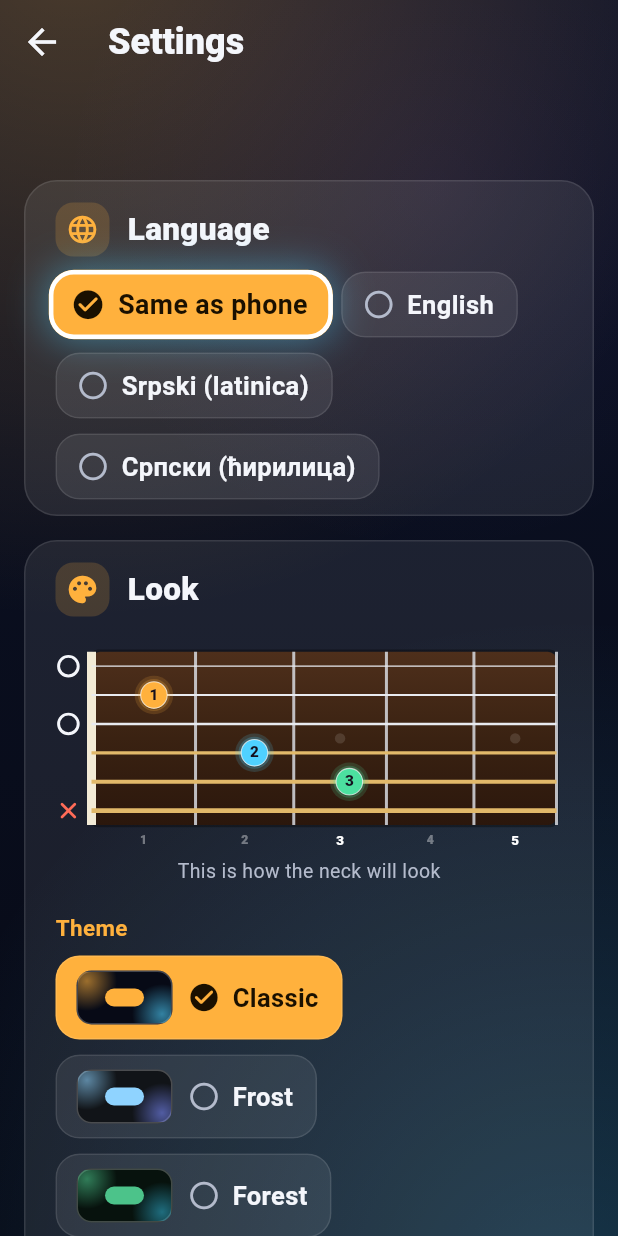
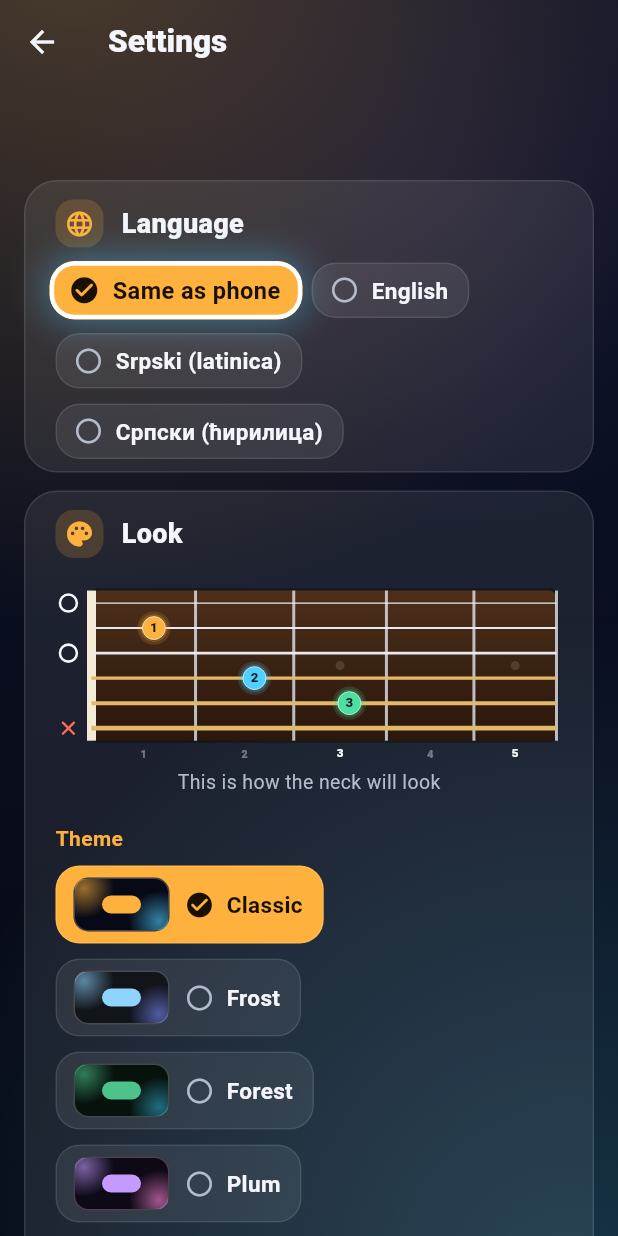
Before and after one commit to mcbane23/guitar-learn-app, a Flutter app: the screen it shows after launch, after a tap on "Settings", on a phone screen of 412 x 824 dp. Run offline on Flutter 3.47's test engine with Material 3 defaults, Android fonts, the phone set to English and light mode, and no system bars; our stand-ins replace file_picker, qr_flutter, shared_preferences; network calls fail.

Commit message:
Smaller text, cards and buttons so more fits on the screen
Everything is about 12-15 % smaller, with the TV in mind: the home
cards (190 px wide, 56 px tall action cards), the section titles, the
search box and chips, the Continue card, the settings rows and choice
cards, the player's big button and its labels, the app bar titles and
the theme's button sizes (compact visual density). Two rows of songs
now fit on a 1080p TV instead of one and a half.

Co-Authored-By: Claude Fable 5.1 <noreply@anthropic.com>
Claude-Session: https://claude.ai/code/session_016vPfKbz6KmzmU684wuKSax

```diff
--- a/app/lib/ui/chords_screen.dart
+++ b/app/lib/ui/chords_screen.dart
@@ -121,7 +121,7 @@ class _ChordsScreenState extends State<ChordsScreen> with SingleTickerProviderSt
                   icon: const Icon(Icons.arrow_back_rounded),
                   onPressed: () => Navigator.pop(context),
                 ),
-                Text(t.chords, style: const TextStyle(fontSize: 24, fontWeight: FontWeight.w900, letterSpacing: -0.3)),
+                Text(t.chords, style: const TextStyle(fontSize: 21, fontWeight: FontWeight.w900, letterSpacing: -0.3)),
                 const SizedBox(width: 16),
                 Expanded(
                   child: Text(
--- a/app/lib/ui/free_play_screen.dart
+++ b/app/lib/ui/free_play_screen.dart
@@ -133,7 +133,7 @@ class _FreePlayScreenState extends State<FreePlayScreen> with SingleTickerProvid
                   icon: const Icon(Icons.arrow_back_rounded),
                   onPressed: () => Navigator.pop(context),
                 ),
-                Text(t.freePlay, style: const TextStyle(fontSize: 24, fontWeight: FontWeight.w900, letterSpacing: -0.3)),
+                Text(t.freePlay, style: const TextStyle(fontSize: 21, fontWeight: FontWeight.w900, letterSpacing: -0.3)),
                 const SizedBox(width: 16),
                 Expanded(
                   child: Text(t.freePlayHint, style: TextStyle(fontSize: 15, fontWeight: FontWeight.w600, color: Theme.of(context).colorScheme.onSurfaceVariant)),
--- a/app/lib/ui/home_screen.dart
+++ b/app/lib/ui/home_screen.dart
@@ -138,26 +138,26 @@ class _HomeScreenState extends State<HomeScreen> {
       _Action(Icons.settings_rounded, t.settings, const Color(0xFFF4F6FB), () => push(() => const SettingsScreen())),
     ];
     return Padding(
-      padding: const EdgeInsets.fromLTRB(20, 16, 20, 4),
+      padding: const EdgeInsets.fromLTRB(20, 12, 20, 4),
       child: Column(crossAxisAlignment: CrossAxisAlignment.start, children: [
         Row(mainAxisSize: MainAxisSize.min, children: [
           Container(
-            width: 44,
-            height: 44,
+            width: 38,
+            height: 38,
             decoration: BoxDecoration(
               color: Theme.of(context).colorScheme.primary,
               borderRadius: BorderRadius.circular(14),
               boxShadow: [BoxShadow(color: Theme.of(context).colorScheme.primary.withValues(alpha: 0.45), blurRadius: 18)],
             ),
-            child: Icon(Icons.music_note_rounded, size: 30, color: Theme.of(context).colorScheme.onPrimary),
+            child: Icon(Icons.music_note_rounded, size: 26, color: Theme.of(context).colorScheme.onPrimary),
           ),
           const SizedBox(width: 12),
           Text(
             t.appTitle,
-            style: Theme.of(context).textTheme.headlineMedium?.copyWith(fontWeight: FontWeight.w900, letterSpacing: -0.5),
+            style: Theme.of(context).textTheme.headlineSmall?.copyWith(fontWeight: FontWeight.w900, letterSpacing: -0.5),
           ),
         ]),
-        const SizedBox(height: 12),
+        const SizedBox(height: 10),
         // The four places to go, as big cards: easy to hit with a finger and
         // easy to see with a remote. Side by side on a TV or tablet, two by
         // two on a phone.
@@ -180,7 +180,7 @@ class _HomeScreenState extends State<HomeScreen> {
     Widget chip(String label, Difficulty? d) => Padding(
           padding: const EdgeInsets.only(right: 8),
           child: ChoiceChip(
-            label: Text(label, style: const TextStyle(fontSize: 16, fontWeight: FontWeight.w600)),
+            label: Text(label, style: const TextStyle(fontSize: 14, fontWeight: FontWeight.w600)),
             selected: _difficulty == d,
             selectedColor: d == null ? null : _difficultyColors[d],
             avatar: d == null ? null : Container(width: 10, height: 10, decoration: BoxDecoration(shape: BoxShape.circle, color: _difficulty == d ? Colors.black45 : _difficultyColors[d])),
@@ -228,11 +228,11 @@ class _HomeScreenState extends State<HomeScreen> {
         crossAxisAlignment: CrossAxisAlignment.start,
         children: [
           Padding(
-            padding: const EdgeInsets.fromLTRB(20, 16, 20, 8),
-            child: Text(title, style: Theme.of(context).textTheme.titleLarge?.copyWith(fontWeight: FontWeight.w700)),
+            padding: const EdgeInsets.fromLTRB(20, 12, 20, 6),
+            child: Text(title, style: const TextStyle(fontSize: 19, fontWeight: FontWeight.w700)),
           ),
           SizedBox(
-            height: 168,
+            height: 148,
             child: songs.isEmpty
                 ? Padding(
                     padding: const EdgeInsets.symmetric(horizontal: 20),
@@ -245,7 +245,7 @@ class _HomeScreenState extends State<HomeScreen> {
                     scrollDirection: Axis.horizontal,
                     padding: const EdgeInsets.symmetric(horizontal: 20, vertical: 8),
                     itemCount: count,
-                    separatorBuilder: (_, _) => const SizedBox(width: 14),
+                    separatorBuilder: (_, _) => const SizedBox(width: 12),
                     // A card keeps its widget (and the remote's focus) when
                     // the row reorders: "Recently played" moves the song
                     // that was just opened to the front.
@@ -288,10 +288,10 @@ class _HomeScreenState extends State<HomeScreen> {
       padding: const EdgeInsets.fromLTRB(20, 8, 20, 0),
       sliver: SliverGrid.builder(
         gridDelegate: const SliverGridDelegateWithMaxCrossAxisExtent(
-          maxCrossAxisExtent: 240,
-          mainAxisExtent: 152,
-          mainAxisSpacing: 14,
-          crossAxisSpacing: 14,
+          maxCrossAxisExtent: 210,
+          mainAxisExtent: 132,
+          mainAxisSpacing: 12,
+          crossAxisSpacing: 12,
         ),
         itemCount: songs.length,
         itemBuilder: (context, i) => SongCard(
@@ -371,7 +371,7 @@ class _SearchBoxState extends State<_SearchBox> {
           controller: widget.controller,
           focusNode: _field,
           textInputAction: TextInputAction.search,
-          style: const TextStyle(fontSize: 18),
+          style: const TextStyle(fontSize: 16),
           onSubmitted: (_) => _stop.requestFocus(),
           decoration: InputDecoration(
             hintText: widget.hint,
@@ -423,7 +423,7 @@ class _DifficultyChip extends StatelessWidget {
             t.difficulty(difficulty.name),
             maxLines: 1,
             overflow: TextOverflow.ellipsis,
-            style: const TextStyle(fontSize: 13, fontWeight: FontWeight.w700, color: Colors.white),
+            style: const TextStyle(fontSize: 12, fontWeight: FontWeight.w700, color: Colors.white),
           ),
         ),
       ]),
@@ -455,31 +455,31 @@ class SongCard extends StatelessWidget {
     final scheme = Theme.of(context).colorScheme;
     final subtitle = song.artist.isNotEmpty ? song.artist : (imported ? (song.format ?? t.fromFile) : '');
     return FocusCard(
-      width: 220,
+      width: 190,
       autofocus: autofocus,
       onTap: onTap,
       onLongPress: onLongPress,
       child: Padding(
-        padding: const EdgeInsets.fromLTRB(14, 12, 12, 12),
+        padding: const EdgeInsets.fromLTRB(12, 10, 10, 10),
         child: Column(
           crossAxisAlignment: CrossAxisAlignment.start,
           children: [
             Row(children: [
               Flexible(child: _DifficultyChip(song.difficulty)),
               const Spacer(),
-              Icon(Icons.play_circle_fill_rounded, color: scheme.primary, size: 30),
+              Icon(Icons.play_circle_fill_rounded, color: scheme.primary, size: 26),
             ]),
             const Spacer(),
             Text(
               t.songTitle(song),
               maxLines: 2,
               overflow: TextOverflow.ellipsis,
-              style: const TextStyle(fontSize: 20, fontWeight: FontWeight.w800, color: Colors.white, height: 1.15),
+              style: const TextStyle(fontSize: 17, fontWeight: FontWeight.w800, color: Colors.white, height: 1.15),
             ),
             const SizedBox(height: 4),
             Row(children: [
               if (imported) ...[
-                Icon(Icons.insert_drive_file_rounded, size: 14, color: scheme.onSurfaceVariant),
+                Icon(Icons.insert_drive_file_rounded, size: 13, color: scheme.onSurfaceVariant),
                 const SizedBox(width: 4),
               ],
               Expanded(
@@ -487,7 +487,7 @@ class SongCard extends StatelessWidget {
                   subtitle,
                   maxLines: 1,
                   overflow: TextOverflow.ellipsis,
-                  style: TextStyle(fontSize: 13, color: scheme.onSurfaceVariant),
+                  style: TextStyle(fontSize: 12, color: scheme.onSurfaceVariant),
                 ),
               ),
             ]),
@@ -508,13 +508,13 @@ class _AddSongsCard extends StatelessWidget {
   Widget build(BuildContext context) {
     final t = Strings.of(context);
     return FocusCard(
-      width: 150,
+      width: 130,
       onTap: onTap,
       child: Center(
         child: Column(mainAxisSize: MainAxisSize.min, children: [
-          Icon(Icons.add_circle_outline_rounded, size: 40, color: Theme.of(context).colorScheme.primary),
+          Icon(Icons.add_circle_outline_rounded, size: 34, color: Theme.of(context).colorScheme.primary),
           const SizedBox(height: 8),
-          Text(t.addSongs, style: const TextStyle(fontSize: 16, fontWeight: FontWeight.w700), textAlign: TextAlign.center),
+          Text(t.addSongs, style: const TextStyle(fontSize: 15, fontWeight: FontWeight.w700), textAlign: TextAlign.center),
         ]),
       ),
     );
@@ -538,13 +538,13 @@ class _AddSongsBanner extends StatelessWidget {
         child: Padding(
           padding: const EdgeInsets.fromLTRB(18, 14, 18, 14),
           child: Row(children: [
-            Icon(Icons.library_music_rounded, size: 40, color: scheme.primary),
+            Icon(Icons.library_music_rounded, size: 34, color: scheme.primary),
             const SizedBox(width: 16),
             Expanded(
               child: Column(crossAxisAlignment: CrossAxisAlignment.start, children: [
-                Text(t.mySongs, style: const TextStyle(fontSize: 19, fontWeight: FontWeight.w800)),
+                Text(t.mySongs, style: const TextStyle(fontSize: 17, fontWeight: FontWeight.w800)),
                 const SizedBox(height: 4),
-                Text(t.addSongsHint, style: TextStyle(fontSize: 14, color: scheme.onSurfaceVariant)),
+                Text(t.addSongsHint, style: TextStyle(fontSize: 13, color: scheme.onSurfaceVariant)),
               ]),
             ),
             const SizedBox(width: 12),
@@ -564,8 +564,8 @@ class _ComingSoonCard extends StatelessWidget {
   @override
   Widget build(BuildContext context) {
     return Container(
-      width: 220,
-      height: 150,
+      width: 190,
+      height: 132,
       decoration: BoxDecoration(
         borderRadius: BorderRadius.circular(cardRadius),
         color: glassLow,
@@ -573,9 +573,9 @@ class _ComingSoonCard extends StatelessWidget {
       ),
       alignment: Alignment.center,
       child: Column(mainAxisSize: MainAxisSize.min, children: [
-        const Icon(Icons.hourglass_top_rounded, size: 36, color: Colors.white54),
+        const Icon(Icons.hourglass_top_rounded, size: 32, color: Colors.white54),
         const SizedBox(height: 8),
-        Text(label, style: const TextStyle(fontSize: 18, color: Colors.white70)),
+        Text(label, style: const TextStyle(fontSize: 16, color: Colors.white70)),
       ]),
     );
   }
@@ -603,7 +603,7 @@ class _ActionCard extends StatelessWidget {
   Widget build(BuildContext context) {
     return FocusCard(
       width: width,
-      height: 68,
+      height: 56,
       onTap: action.onTap,
       child: Padding(
         padding: const EdgeInsets.symmetric(horizontal: 12),
@@ -611,13 +611,13 @@ class _ActionCard extends StatelessWidget {
           // The icon sits on a tile in its own color, so the four cards
           // are told apart by color as well as by the word.
           Container(
-            width: 44,
-            height: 44,
+            width: 38,
+            height: 38,
             decoration: BoxDecoration(
               color: action.tint.withValues(alpha: 0.18),
-              borderRadius: BorderRadius.circular(14),
+              borderRadius: BorderRadius.circular(12),
             ),
-            child: Icon(action.icon, size: 26, color: action.tint),
+            child: Icon(action.icon, size: 22, color: action.tint),
           ),
           const SizedBox(width: 12),
           Expanded(
@@ -625,7 +625,7 @@ class _ActionCard extends StatelessWidget {
               action.label,
               maxLines: 1,
               overflow: TextOverflow.ellipsis,
-              style: const TextStyle(fontSize: 17, fontWeight: FontWeight.w700),
+              style: const TextStyle(fontSize: 15, fontWeight: FontWeight.w700),
             ),
           ),
         ]),
@@ -653,32 +653,32 @@ class _ContinueCard extends StatelessWidget {
         onLongPress: onLongPress,
         color: scheme.primary.withValues(alpha: 0.14),
         child: Padding(
-          padding: const EdgeInsets.fromLTRB(16, 12, 18, 12),
+          padding: const EdgeInsets.fromLTRB(14, 10, 16, 10),
           child: Row(children: [
             // A glowing play button: the first thing the eye lands on.
             Container(
-              width: 56,
-              height: 56,
+              width: 46,
+              height: 46,
               decoration: BoxDecoration(
                 shape: BoxShape.circle,
                 color: scheme.primary,
                 boxShadow: [BoxShadow(color: scheme.primary.withValues(alpha: 0.5), blurRadius: 18)],
               ),
-              child: Icon(Icons.play_arrow_rounded, size: 36, color: scheme.onPrimary),
+              child: Icon(Icons.play_arrow_rounded, size: 30, color: scheme.onPrimary),
             ),
             const SizedBox(width: 16),
             Expanded(
               child: Column(crossAxisAlignment: CrossAxisAlignment.start, mainAxisSize: MainAxisSize.min, children: [
-                Text(t.continueSong, style: TextStyle(fontSize: 14, fontWeight: FontWeight.w800, color: scheme.primary)),
+                Text(t.continueSong, style: TextStyle(fontSize: 13, fontWeight: FontWeight.w800, color: scheme.primary)),
                 const SizedBox(height: 2),
                 Text(
                   t.songTitle(song),
                   maxLines: 1,
                   overflow: TextOverflow.ellipsis,
-                  style: const TextStyle(fontSize: 22, fontWeight: FontWeight.w800, color: Colors.white),
+                  style: const TextStyle(fontSize: 19, fontWeight: FontWeight.w800, color: Colors.white),
                 ),
                 if (song.artist.isNotEmpty)
-                  Text(song.artist, maxLines: 1, overflow: TextOverflow.ellipsis, style: TextStyle(fontSize: 14, color: scheme.onSurfaceVariant)),
+                  Text(song.artist, maxLines: 1, overflow: TextOverflow.ellipsis, style: TextStyle(fontSize: 13, color: scheme.onSurfaceVariant)),
               ]),
             ),
             const SizedBox(width: 12),
--- a/app/lib/ui/settings_screen.dart
+++ b/app/lib/ui/settings_screen.dart
@@ -29,7 +29,7 @@ class SettingsScreen extends StatelessWidget {
     Widget toggle(String title, String? subtitle, bool value, void Function(AppSettings, bool) set) =>
         FocusHighlight(
           child: SwitchListTile(
-            title: Text(title, style: const TextStyle(fontSize: 18, fontWeight: FontWeight.w600)),
+            title: Text(title, style: const TextStyle(fontSize: 16, fontWeight: FontWeight.w600)),
             subtitle: subtitle == null ? null : Text(subtitle),
             value: value,
             onChanged: (v) => s.update((x) => set(x, v)),
@@ -41,7 +41,7 @@ class SettingsScreen extends StatelessWidget {
     // everything under the sliders stays reachable.
     Widget slider(String title, double value, Slider widget) => FocusHighlight(
           child: ListTile(
-            title: Text(title, style: const TextStyle(fontSize: 18, fontWeight: FontWeight.w600)),
+            title: Text(title, style: const TextStyle(fontSize: 16, fontWeight: FontWeight.w600)),
             subtitle: MediaQuery(
               data: MediaQuery.of(context).copyWith(navigationMode: NavigationMode.directional),
               child: widget,
@@ -56,7 +56,7 @@ class SettingsScreen extends StatelessWidget {
             leading: busy
                 ? const SizedBox(width: 24, height: 24, child: CircularProgressIndicator(strokeWidth: 3))
                 : Icon(icon),
-            title: Text(title, style: const TextStyle(fontSize: 18, fontWeight: FontWeight.w600)),
+            title: Text(title, style: const TextStyle(fontSize: 16, fontWeight: FontWeight.w600)),
             subtitle: subtitle == null ? null : Text(subtitle),
             trailing: trailing ?? (onTap == null ? null : const Icon(Icons.chevron_right_rounded, color: Colors.white38)),
             onTap: onTap,
@@ -186,7 +186,7 @@ class SettingsScreen extends StatelessWidget {
           FocusHighlight(
             child: ListTile(
               leading: const Icon(Icons.link_rounded),
-              title: Text(source, style: const TextStyle(fontSize: 16)),
+              title: Text(source, style: const TextStyle(fontSize: 15)),
               trailing: IconButton(
                 tooltip: t.removeSongSource,
                 icon: const Icon(Icons.delete_outline_rounded),
@@ -248,24 +248,24 @@ class _Section extends StatelessWidget {
   Widget build(BuildContext context) {
     final scheme = Theme.of(context).colorScheme;
     return Padding(
-      padding: const EdgeInsets.only(bottom: 16),
+      padding: const EdgeInsets.only(bottom: 12),
       child: GlassPanel(
-        padding: const EdgeInsets.fromLTRB(4, 14, 4, 10),
+        padding: const EdgeInsets.fromLTRB(4, 12, 4, 8),
         child: Column(crossAxisAlignment: CrossAxisAlignment.start, children: [
           Padding(
             padding: const EdgeInsets.fromLTRB(16, 0, 16, 10),
             child: Row(children: [
               Container(
-                width: 36,
-                height: 36,
+                width: 32,
+                height: 32,
                 decoration: BoxDecoration(
                   color: scheme.primary.withValues(alpha: 0.18),
                   borderRadius: BorderRadius.circular(12),
                 ),
-                child: Icon(icon, size: 22, color: scheme.primary),
+                child: Icon(icon, size: 20, color: scheme.primary),
               ),
               const SizedBox(width: 12),
-              Text(title, style: const TextStyle(fontSize: 21, fontWeight: FontWeight.w800)),
+              Text(title, style: const TextStyle(fontSize: 18, fontWeight: FontWeight.w800)),
             ]),
           ),
           ...children,
@@ -287,7 +287,7 @@ class _Label extends StatelessWidget {
       padding: const EdgeInsets.fromLTRB(16, 14, 16, 8),
       child: Text(
         text,
-        style: TextStyle(fontSize: 15, fontWeight: FontWeight.w700, color: Theme.of(context).colorScheme.primary),
+        style: TextStyle(fontSize: 14, fontWeight: FontWeight.w700, color: Theme.of(context).colorScheme.primary),
       ),
     );
   }
@@ -304,7 +304,7 @@ class _ValuePill extends StatelessWidget {
     return Container(
       padding: const EdgeInsets.symmetric(horizontal: 12, vertical: 6),
       decoration: BoxDecoration(color: glassHigh, borderRadius: BorderRadius.circular(14)),
-      child: Text(text, style: const TextStyle(fontSize: 18, fontWeight: FontWeight.w800)),
+      child: Text(text, style: const TextStyle(fontSize: 16, fontWeight: FontWeight.w800)),
     );
   }
 }
@@ -342,7 +342,7 @@ class _NeckPreview extends StatelessWidget {
       padding: const EdgeInsets.fromLTRB(12, 0, 12, 4),
       child: ExcludeFocus(
         child: Column(children: [
-          SizedBox(height: 150, child: FretboardView(scene: scene, style: style)),
+          SizedBox(height: 130, child: FretboardView(scene: scene, style: style)),
           Text(t.previewHint, style: TextStyle(fontSize: 13, color: Theme.of(context).colorScheme.onSurfaceVariant)),
         ]),
       ),
@@ -394,7 +394,7 @@ class _UpdateTileState extends State<_UpdateTile> {
       leading: _checking
           ? const SizedBox(width: 24, height: 24, child: CircularProgressIndicator(strokeWidth: 3))
           : const Icon(Icons.system_update_rounded),
-      title: Text(_checking ? t.checkingForUpdate : t.checkForUpdate, style: const TextStyle(fontSize: 18, fontWeight: FontWeight.w600)),
+      title: Text(_checking ? t.checkingForUpdate : t.checkForUpdate, style: const TextStyle(fontSize: 16, fontWeight: FontWeight.w600)),
       subtitle: _build != null && _build! > 0 ? Text(t.currentBuild(_build!)) : null,
       onTap: _checking ? null : _check,
     );
@@ -550,22 +550,22 @@ class _ChoiceRow extends StatelessWidget {
               radius: 16,
               color: o.selected ? scheme.primary : null,
               child: Padding(
-                padding: const EdgeInsets.fromLTRB(14, 10, 16, 10),
+                padding: const EdgeInsets.fromLTRB(12, 8, 14, 8),
                 child: Row(mainAxisSize: MainAxisSize.min, children: [
                   if (o.leading case final leading?) ...[leading, const SizedBox(width: 10)],
                   Icon(
                     o.selected ? Icons.check_circle_rounded : Icons.circle_outlined,
-                    size: 22,
+                    size: 20,
                     color: o.selected ? scheme.onPrimary : scheme.onSurfaceVariant,
                   ),
                   const SizedBox(width: 8),
                   Column(crossAxisAlignment: CrossAxisAlignment.start, mainAxisSize: MainAxisSize.min, children: [
                     Text(
                       o.label,
-                      style: TextStyle(fontSize: 17, fontWeight: FontWeight.w700, color: o.selected ? scheme.onPrimary : null),
+                      style: TextStyle(fontSize: 15, fontWeight: FontWeight.w700, color: o.selected ? scheme.onPrimary : null),
                     ),
                     if (o.hint case final hint?)
-                      Text(hint, style: TextStyle(fontSize: 13, color: o.selected ? scheme.onPrimary.withValues(alpha: 0.85) : scheme.onSurfaceVariant)),
+                      Text(hint, style: TextStyle(fontSize: 12, color: o.selected ? scheme.onPrimary.withValues(alpha: 0.85) : scheme.onSurfaceVariant)),
                   ]),
                 ]),
               ),
--- a/app/lib/ui/themes.dart
+++ b/app/lib/ui/themes.dart
@@ -133,28 +133,28 @@ ThemeData buildTheme([AppColorTheme theme = AppColorTheme.classic]) {
   return base.copyWith(
     scaffoldBackgroundColor: p.background,
     canvasColor: p.backgroundTop,
-    visualDensity: VisualDensity.comfortable,
+    visualDensity: VisualDensity.compact,
     focusColor: Colors.white.withValues(alpha: 0.12),
     splashFactory: InkSparkle.splashFactory,
     textTheme: base.textTheme.apply(bodyColor: scheme.onSurface, displayColor: scheme.onSurface),
     appBarTheme: AppBarTheme(
       backgroundColor: Colors.transparent,
       scrolledUnderElevation: 0,
-      titleTextStyle: TextStyle(fontSize: 24, fontWeight: FontWeight.w800, color: scheme.onSurface),
+      titleTextStyle: TextStyle(fontSize: 21, fontWeight: FontWeight.w800, color: scheme.onSurface),
     ),
     filledButtonTheme: FilledButtonThemeData(
       style: FilledButton.styleFrom(
-        minimumSize: const Size(64, 56),
-        textStyle: const TextStyle(fontSize: 18, fontWeight: FontWeight.w700),
+        minimumSize: const Size(64, 48),
+        textStyle: const TextStyle(fontSize: 16, fontWeight: FontWeight.w700),
         padding: const EdgeInsets.symmetric(horizontal: 20),
       ).merge(focus),
     ),
     textButtonTheme: TextButtonThemeData(
-      style: TextButton.styleFrom(textStyle: const TextStyle(fontSize: 18)).merge(focus),
+      style: TextButton.styleFrom(textStyle: const TextStyle(fontSize: 16)).merge(focus),
     ),
     outlinedButtonTheme: OutlinedButtonThemeData(style: focus),
     iconButtonTheme: IconButtonThemeData(
-      style: IconButton.styleFrom(minimumSize: const Size(52, 52), iconSize: 28).merge(focus),
+      style: IconButton.styleFrom(minimumSize: const Size(46, 46), iconSize: 24).merge(focus),
     ),
     segmentedButtonTheme: SegmentedButtonThemeData(
       style: ButtonStyle(
```
Also changed, not shown: app/lib/ui/common.dart (+6 -6 lines), app/lib/ui/player_screen.dart (+6 -6 lines).
